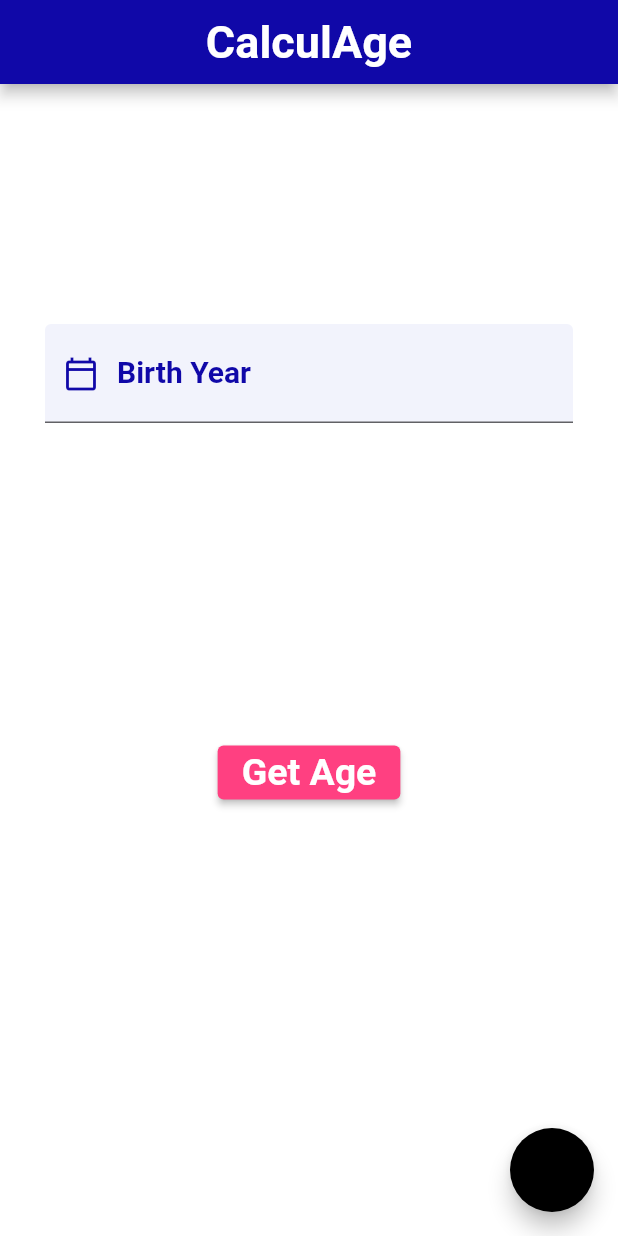
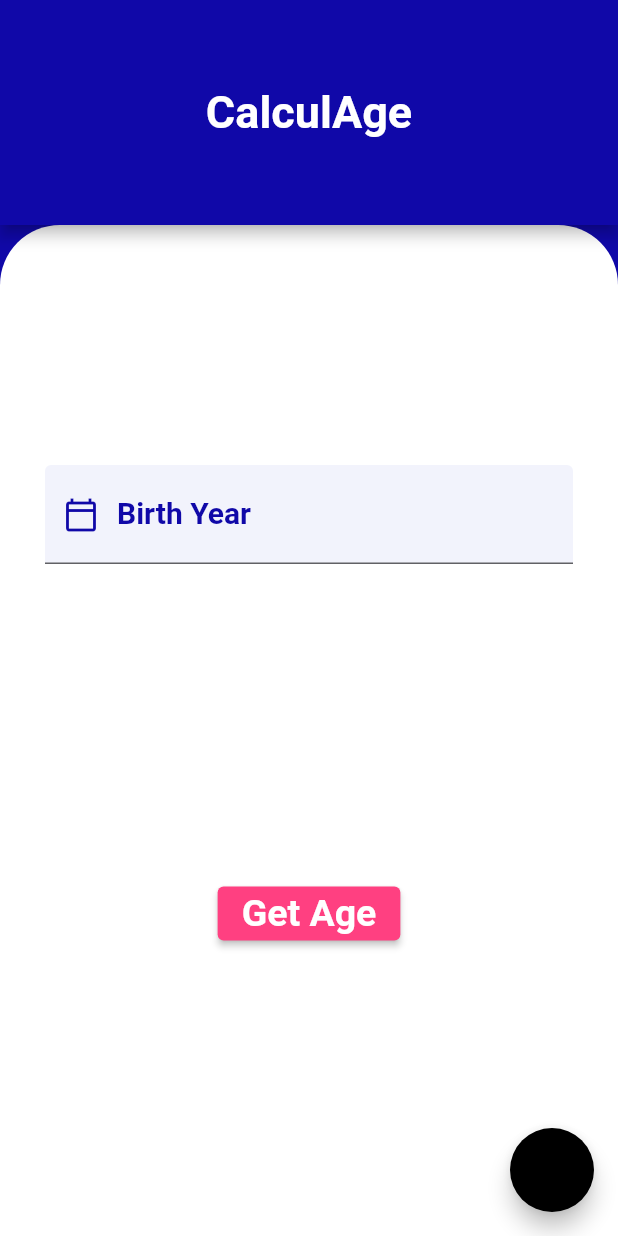
Before and after one commit to oumaima-lmhamdi/Flutter-training, a Flutter app: the screen it shows after launch, on a phone screen of 412 x 824 dp. Run offline on Flutter 3.47's test engine with Material 2 defaults, Android fonts, the phone set to English and light mode, and no system bars.

Commit message:
adding a lil bit of styling

```diff
--- a/age_calculator_app/lib/main.dart
+++ b/age_calculator_app/lib/main.dart
@@ -29,7 +29,9 @@ class _MyAppState extends State<MyApp> {
   Widget build(BuildContext context) {
     return MaterialApp(
       home: Scaffold(
+        backgroundColor: bp,
         appBar: AppBar(
+          toolbarHeight: 150,
           centerTitle: true,
           backgroundColor: bp,
           title: Text(
@@ -42,8 +44,15 @@ class _MyAppState extends State<MyApp> {
           ),
         ),
         body: Container(
+          decoration: BoxDecoration(
+            color: w,
+            borderRadius: BorderRadius.only(
+              topLeft: Radius.circular(40),
+              topRight: Radius.circular(40),
+            ),
+          ),
           height: double.infinity,
-              color: w,
+          // color: w,
           child: SingleChildScrollView(
             child: Column(
               children: [
@@ -96,7 +105,8 @@ class _MyAppState extends State<MyApp> {
                 Container(
                   child: ElevatedButton(
                     style: ButtonStyle(
-                          backgroundColor: MaterialStateColor.resolveWith((states) => pa),
+                      backgroundColor:
+                          MaterialStateColor.resolveWith((states) => pa),
                     ),
                     onPressed: () {
                       setState(() {
```
Lines whose indentation alone changed are shown as unchanged.
